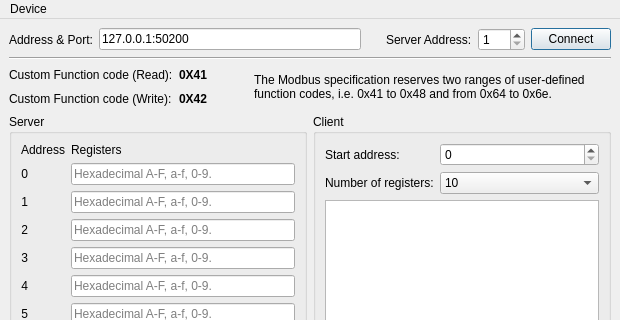
Above: examples/serialbus/modbus/custom/mainwindow.ui from qt/qtserialbus before the change; both pictures show x 0 to 620 and y 0 to 320 of the 620 by 482 pixel window. Below: the same form after it.
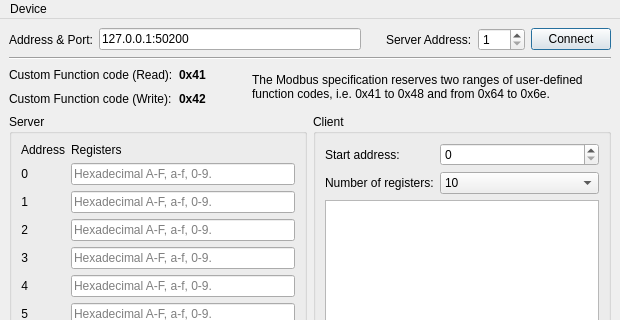
That is the form after the change. Icons and pictures are not drawn.

```diff
--- a/examples/serialbus/modbus/custom/mainwindow.ui
+++ b/examples/serialbus/modbus/custom/mainwindow.ui
@@ -142,7 +142,7 @@
          </font>
         </property>
         <property name="text">
-         <string>0X41</string>
+         <string>0x41</string>
         </property>
        </widget>
       </item>
@@ -199,7 +199,7 @@
          </font>
         </property>
         <property name="text">
-         <string>0X42</string>
+         <string>0x42</string>
         </property>
        </widget>
       </item>
```
